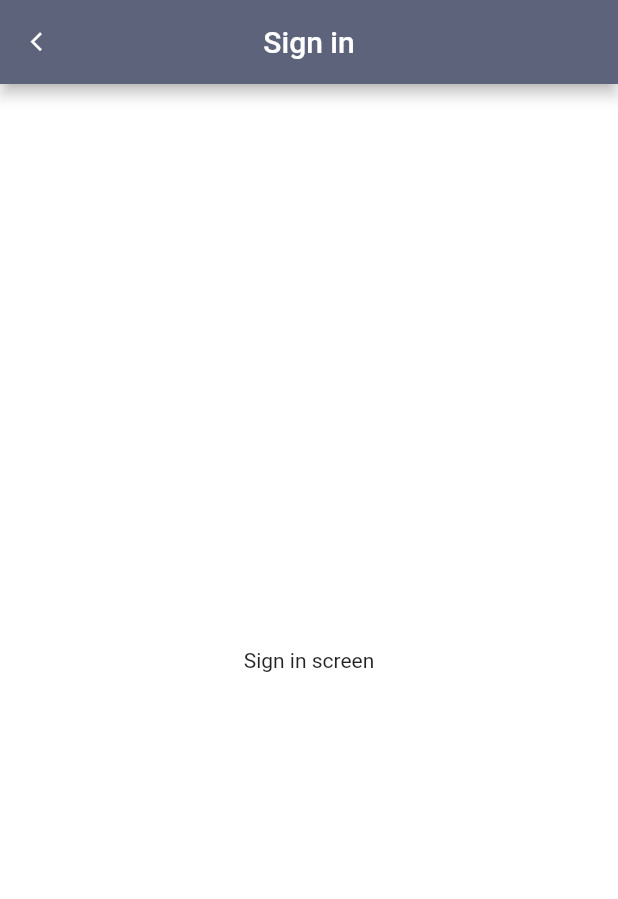
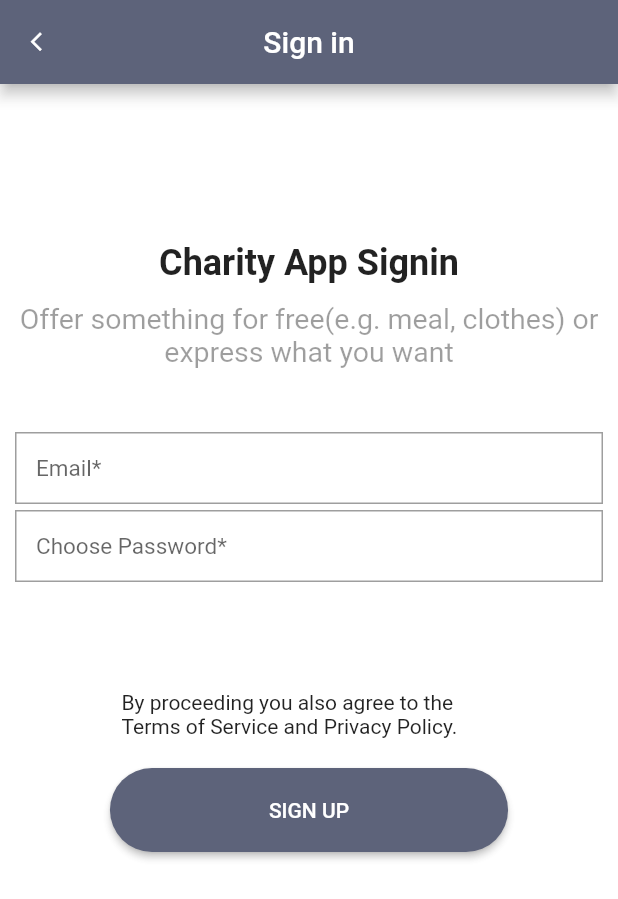
Before and after one commit to kv2905/charity-app, a Flutter app: the SigninScreen screen opened by its route, on a phone screen of 412 x 824 dp. Shown: the top 899 px of the screen. Run offline on Flutter 3.47's test engine with Material 2 defaults, Android fonts, the phone set to English and light mode, and no system bars.

Commit message:
sign in screen added

```diff
--- a/lib/screens/sign_in_screen.dart
+++ b/lib/screens/sign_in_screen.dart
@@ -1,3 +1,4 @@
+import 'package:charityapp/widgets/form_input_field.dart';
 import 'package:flutter/material.dart';
 
 class SigninScreen extends StatefulWidget {
@@ -11,6 +12,7 @@ class _SigninScreenState extends State<SigninScreen> {
   @override
   Widget build(BuildContext context) {
     return Scaffold(
+      resizeToAvoidBottomInset: false,
       appBar: AppBar(
         title: Text(
           'Sign in',
@@ -28,8 +30,73 @@ class _SigninScreenState extends State<SigninScreen> {
           },
         ),
       ),
-      body: Center(
-        child: Text('Sign in screen'),
+      body: Column(
+        children: [
+          SizedBox(height: 100),
+          Container(
+            padding: EdgeInsets.all(5),
+            height: 40,
+            child: Text(
+              'Charity App Signin',
+              textAlign: TextAlign.center,
+              style: TextStyle(
+                color: Colors.black87,
+                fontWeight: FontWeight.w700,
+                fontSize: 24,
+              ),
+            ),
+          ),
+          Container(
+            padding: EdgeInsets.all(5),
+            height: 90,
+            child: Text(
+              'Offer something for free(e.g. meal, clothes) or express what you want',
+              textAlign: TextAlign.center,
+              style: TextStyle(
+                color: Colors.black38,
+                fontWeight: FontWeight.w400,
+                fontSize: 19,
+              ),
+            ),
+          ),
+          Form(
+            child: Column(
+              children: [
+                FormInputField(
+                  fieldName: 'Email*',
+                ),
+                FormInputField(
+                  fieldName: 'Choose Password*',
+                ),
+                SizedBox(height: 70),
+                Container(
+                  width: 250,
+                  alignment: Alignment.center,
+                  child: Text(
+                    'By proceeding you also agree to the Terms of Service and Privacy Policy.',
+                  ),
+                ),
+                SizedBox(height: 20),
+                RaisedButton(
+                  shape: RoundedRectangleBorder(
+                    borderRadius: BorderRadius.circular(59.0),
+                  ),
+                  onPressed: () {},
+                  color: Color(0xFF5D637A),
+                  textColor: Colors.white,
+                  child: Padding(
+                    padding: const EdgeInsets.symmetric(
+                        horizontal: 90, vertical: 20),
+                    child: Text(
+                      "Sign up".toUpperCase(),
+                      style: TextStyle(fontSize: 14),
+                    ),
+                  ),
+                ),
+              ],
+            ),
+          ),
+        ],
       ),
     );
   }
--- a/lib/screens/sign_up_screen.dart
+++ b/lib/screens/sign_up_screen.dart
@@ -14,6 +14,7 @@ class _SignupScreenState extends State<SignupScreen> {
   @override
   Widget build(BuildContext context) {
     return Scaffold(
+      resizeToAvoidBottomInset: false,
       appBar: AppBar(
         backgroundColor: Color(0xFF5D637A),
         centerTitle: true,
```
Also changed, not shown: 1 other file.
